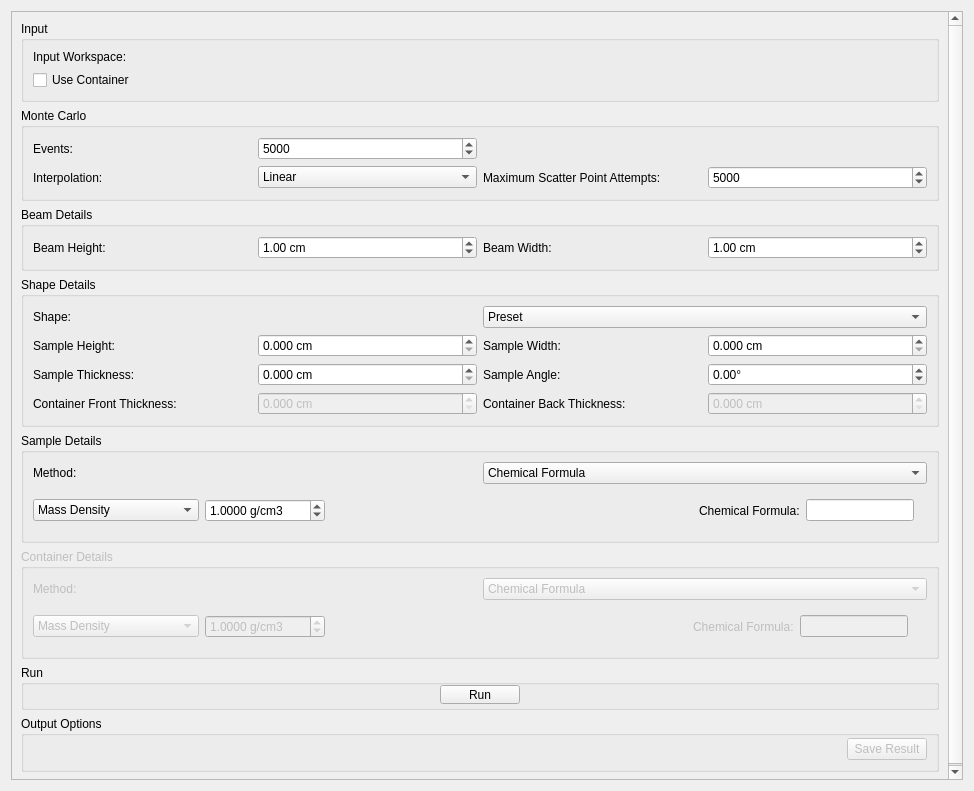
The window that qt/scientific_interfaces/Indirect/AbsorptionCorrections.ui (mantidproject/mantid) describes before a commit, drawn with Qt 5.
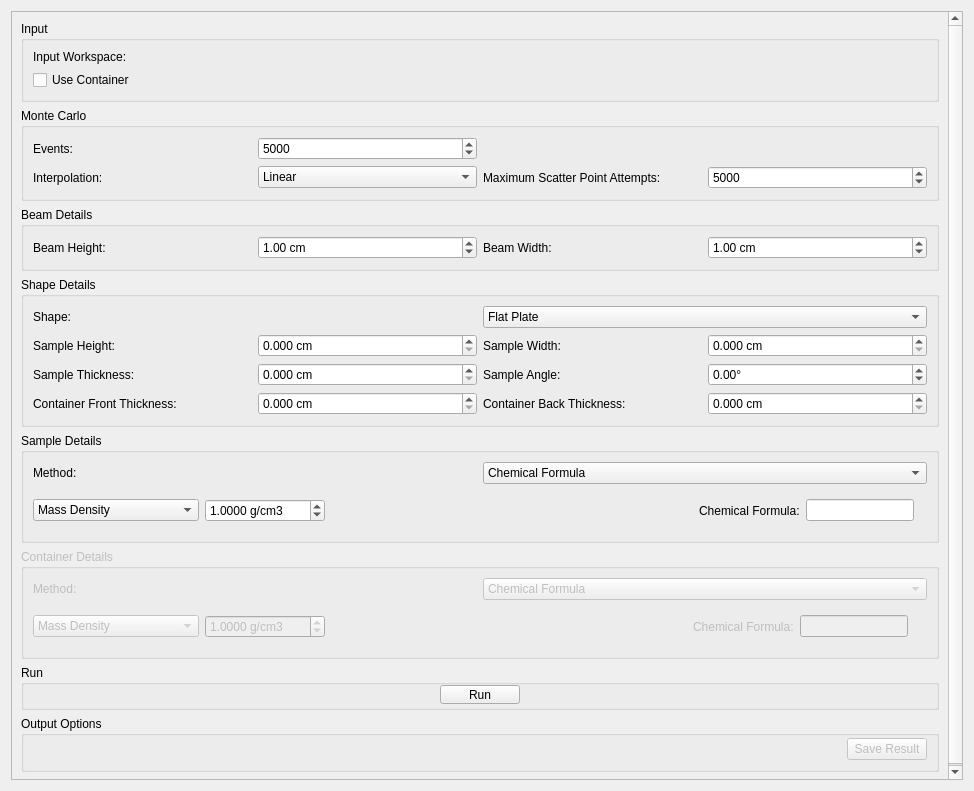
The same window after the commit. The open tabs and pages were chosen to show the change. Custom widgets are drawn as their Qt base class.

Commit message:
Revert default shape to FlatPlate, cosmetic ui changes RE #29899
Release notes also updated to reflect new default value

Patch:
```diff
--- a/qt/scientific_interfaces/Indirect/AbsorptionCorrections.ui
+++ b/qt/scientific_interfaces/Indirect/AbsorptionCorrections.ui
@@ -259,7 +259,10 @@
             <item>
              <widget class="QComboBox" name="cbShape">
               <property name="currentText">
-               <string>Preset</string>
+               <string>Flat Plate</string>
+              </property>
+              <property name="currentIndex">
+               <number>1</number>
               </property>
               <item>
                <property name="text">
@@ -384,7 +387,7 @@
               <item row="3" column="1">
                <widget class="QDoubleSpinBox" name="spFlatCanFrontThickness">
                 <property name="enabled">
-                 <bool>false</bool>
+                 <bool>true</bool>
                 </property>
                 <property name="suffix">
                  <string> cm</string>
@@ -430,7 +433,7 @@
               <item row="3" column="3">
                <widget class="QDoubleSpinBox" name="spFlatCanBackThickness">
                 <property name="enabled">
-                 <bool>false</bool>
+                 <bool>true</bool>
                 </property>
                 <property name="suffix">
                  <string> cm</string>
```
Left out of the diff: 88 changed lines with no effect on the pictures. The commit also changes 2 other files.
